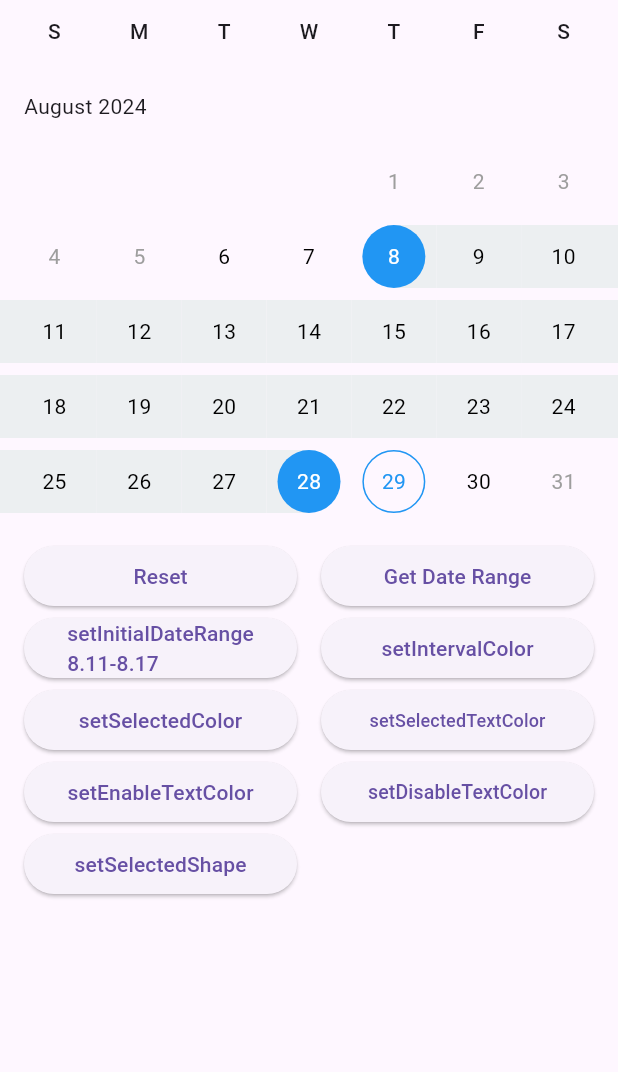
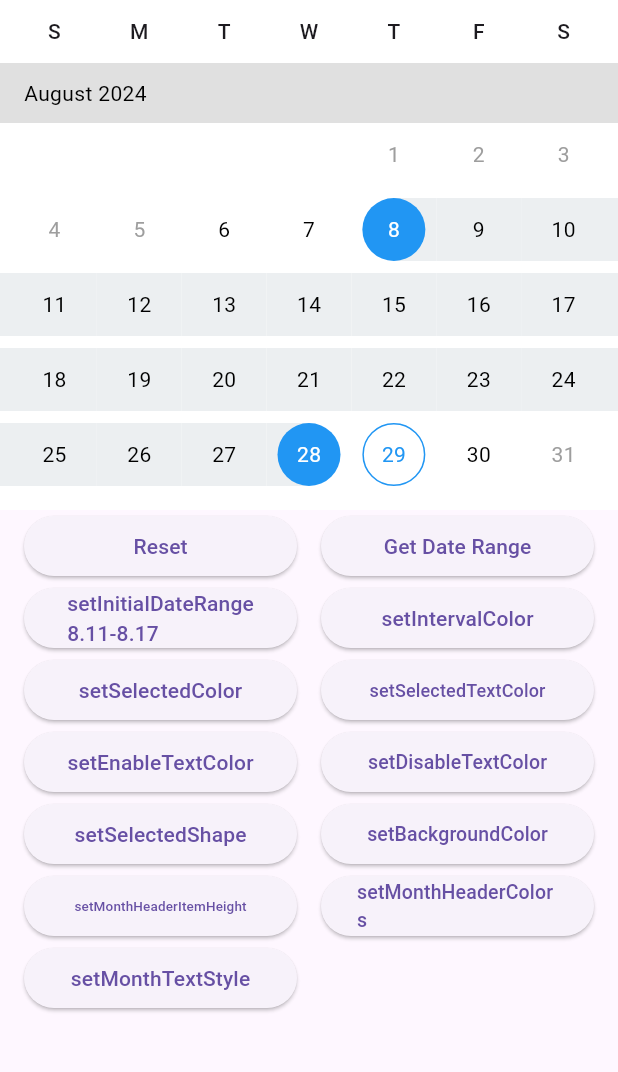
Before and after one commit to LiuDongCai/date_picker_pro, a Flutter app: the screen it shows after launch, on a phone screen of 412 x 824 dp, the part 84-1156 px from its top. Run offline on Flutter 3.47's test engine with Material 3 defaults, Android fonts, the phone set to English and light mode, and no system bars; our stand-ins replace fluttertoast.

Commit message:
Provide more custom style methods.

```diff
--- a/example/lib/main.dart
+++ b/example/lib/main.dart
@@ -29,7 +29,7 @@ class _MyAppState extends State<MyApp> {
           children: [
             SizedBox(
               width: double.infinity,
-              height: 360,
+              height: 340,
               child: DateRangePicker(
                 controller: dateRangePickerController,
                 initialDateRange: DateTimeRange(
@@ -44,6 +44,14 @@ class _MyAppState extends State<MyApp> {
                 enableTextColor: Colors.black,
                 disableTextColor: Colors.grey,
                 selectedShape: BoxShape.circle,
+                monthHeaderItemHeight: 40,
+                monthHeaderColor: Colors.grey.shade300,
+                backgroundColor: Colors.white,
+                monthTextStyle: const TextStyle(
+                  color: Colors.black,
+                  fontSize: 14,
+                  fontWeight: FontWeight.normal,
+                ),
                 onDateTimeRangeChanged: (DateTimeRange? dateTimeRange) {
                   debugPrint('$dateTimeRange');
                 },
@@ -191,6 +199,81 @@ class _MyAppState extends State<MyApp> {
                 ),
                 const SizedBox(width: 16),
                 Expanded(
+                  child: ElevatedButton(
+                    onPressed: () {
+                      dateRangePickerController
+                          ?.setBackgroundColor(Colors.amber);
+                      _toast('setBackgroundColor');
+                    },
+                    child: const Text(
+                      'setBackgroundColor',
+                      style: TextStyle(
+                        fontSize: 13,
+                      ),
+                    ),
+                  ),
+                ),
+                const SizedBox(width: 16),
+              ],
+            ),
+            Row(
+              children: [
+                const SizedBox(width: 16),
+                Expanded(
+                  child: ElevatedButton(
+                    onPressed: () {
+                      dateRangePickerController?.setMonthHeaderItemHeight(50);
+                      _toast('setMonthHeaderItemHeight');
+                    },
+                    child: const Text(
+                      'setMonthHeaderItemHeight',
+                      style: TextStyle(
+                        fontSize: 9,
+                      ),
+                    ),
+                  ),
+                ),
+                const SizedBox(width: 16),
+                Expanded(
+                  child: ElevatedButton(
+                    onPressed: () {
+                      dateRangePickerController
+                          ?.setMonthHeaderColor(Colors.amber.shade100);
+                      _toast('setMonthHeaderColor');
+                    },
+                    child: const Text(
+                      'setMonthHeaderColors',
+                      style: TextStyle(
+                        fontSize: 13,
+                      ),
+                    ),
+                  ),
+                ),
+                const SizedBox(width: 16),
+              ],
+            ),
+            Row(
+              children: [
+                const SizedBox(width: 16),
+                Expanded(
+                  child: ElevatedButton(
+                    onPressed: () {
+                      dateRangePickerController?.setMonthTextStyle(
+                        const TextStyle(
+                          color: Colors.red,
+                          fontSize: 20,
+                          fontWeight: FontWeight.w600,
+                        ),
+                      );
+                      _toast('setMonthTextStyle');
+                    },
+                    child: const Text(
+                      'setMonthTextStyle',
+                    ),
+                  ),
+                ),
+                const SizedBox(width: 16),
+                Expanded(
                   child: Container(),
                 ),
                 const SizedBox(width: 16),
--- a/lib/date_range_picker/date_range_picker.dart
+++ b/lib/date_range_picker/date_range_picker.dart
@@ -7,8 +7,6 @@ import 'package:date_picker_pro/date_range_picker/date_range_picker_controller.d
 
 const Duration _dialogSizeAnimationDuration = Duration(milliseconds: 200);
 const double _kMaxTextScaleFactor = 1.3;
-const double _monthItemHeaderHeight = 58.0;
-const double _monthItemFooterHeight = 12.0;
 const Duration _monthScrollDuration = Duration(milliseconds: 200);
 
 const double _monthItemRowHeight = 42.0;
@@ -93,6 +91,10 @@ class DateRangePicker extends StatefulWidget {
     this.selectedTextColor,
     this.enableTextColor,
     this.disableTextColor,
+    this.monthTextStyle,
+    this.monthHeaderItemHeight,
+    this.monthHeaderColor,
+    this.backgroundColor,
     this.controller,
     this.onDateTimeRangeChanged,
     this.selectedShape = BoxShape.circle,
@@ -118,6 +120,14 @@ class DateRangePicker extends StatefulWidget {
 
   final Color? disableTextColor;
 
+  final Color? monthHeaderColor;
+
+  final Color? backgroundColor;
+
+  final TextStyle? monthTextStyle;
+
+  final double? monthHeaderItemHeight;
+
   final DateRangePickerController? controller;
 
   final BoxShape selectedShape;
@@ -142,6 +152,10 @@ class DateRangePickerState extends State<DateRangePicker>
   Color? selectedTextColor;
   Color? enableTextColor;
   Color? disableTextColor;
+  Color? monthHeaderColor;
+  Color? backgroundColor;
+  TextStyle? monthTextStyle;
+  double? monthHeaderItemHeight;
   BoxShape selectedShape = BoxShape.circle;
 
   @override
@@ -154,6 +168,10 @@ class DateRangePickerState extends State<DateRangePicker>
     selectedTextColor = widget.selectedTextColor;
     enableTextColor = widget.enableTextColor;
     disableTextColor = widget.disableTextColor;
+    monthHeaderColor = widget.monthHeaderColor;
+    backgroundColor = widget.backgroundColor;
+    monthTextStyle = widget.monthTextStyle;
+    monthHeaderItemHeight = widget.monthHeaderItemHeight;
     selectedShape = widget.selectedShape;
   }
 
@@ -241,6 +259,34 @@ class DateRangePickerState extends State<DateRangePicker>
     });
   }
 
+  /// Set the Month Text Style
+  setMonthTextStyle(TextStyle style) {
+    setState(() {
+      monthTextStyle = style;
+    });
+  }
+
+  /// Set the Month Header Height
+  setMonthHeaderItemHeight(double height) {
+    setState(() {
+      monthHeaderItemHeight = height;
+    });
+  }
+
+  /// Set the Month Header Color
+  setMonthHeaderColor(Color color) {
+    setState(() {
+      monthHeaderColor = color;
+    });
+  }
+
+  /// Set the BackgroundColor
+  setBackgroundColor(Color color) {
+    setState(() {
+      backgroundColor = color;
+    });
+  }
+
   void _handleStartDateChanged(DateTime? date) {
     setState(() {
       _selectedStart.value = date;
@@ -299,6 +345,10 @@ class DateRangePickerState extends State<DateRangePicker>
       selectedTextColor: selectedTextColor,
       enableTextColor: enableTextColor,
       disableTextColor: disableTextColor,
+      monthHeaderColor: monthHeaderColor,
+      backgroundColor: backgroundColor,
+      monthTextStyle: monthTextStyle,
+      monthHeaderItemHeight: monthHeaderItemHeight,
       selectedShape: selectedShape,
       onStartDateChanged: _handleStartDateChanged,
       onEndDateChanged: _handleEndDateChanged,
@@ -353,6 +403,10 @@ class _CalendarRangePickerDialog extends StatelessWidget {
     required this.selectedTextColor,
     required this.enableTextColor,
     required this.disableTextColor,
+    required this.monthHeaderColor,
+    required this.backgroundColor,
+    required this.monthTextStyle,
+    required this.monthHeaderItemHeight,
     required this.selectedShape,
   });
 
@@ -368,21 +422,21 @@ class _CalendarRangePickerDialog extends StatelessWidget {
   final Color? selectedTextColor;
   final Color? enableTextColor;
   final Color? disableTextColor;
+  final Color? monthHeaderColor;
+  final Color? backgroundColor;
+  final TextStyle? monthTextStyle;
+  final double? monthHeaderItemHeight;
   final BoxShape selectedShape;
 
   @override
   Widget build(BuildContext context) {
-    final DatePickerThemeData themeData = DatePickerTheme.of(context);
-    final DatePickerThemeData defaults = DatePickerTheme.defaults(context);
-    final Color? dialogBackground = themeData.rangePickerBackgroundColor ??
-        defaults.rangePickerBackgroundColor;
-
     return SafeArea(
       top: false,
       left: false,
       right: false,
+      bottom: false,
       child: Scaffold(
-        backgroundColor: dialogBackground,
+        backgroundColor: backgroundColor ?? Colors.white,
         body: _CalendarDateRangePicker(
           initialStartDate: selectedStartDate,
           initialEndDate: selectedEndDate,
@@ -396,6 +450,9 @@ class _CalendarRangePickerDialog extends StatelessWidget {
           selectedTextColor: selectedTextColor,
           enableTextColor: enableTextColor,
           disableTextColor: disableTextColor,
+          monthHeaderColor: monthHeaderColor,
+          monthTextStyle: monthTextStyle,
+          monthHeaderItemHeight: monthHeaderItemHeight,
           selectedShape: selectedShape,
         ),
       ),
@@ -417,6 +474,9 @@ class _CalendarDateRangePicker extends StatefulWidget {
     Color? selectedTextColor,
     Color? enableTextColor,
     Color? disableTextColor,
+    Color? monthHeaderColor,
+    TextStyle? monthTextStyle,
+    double? monthHeaderItemHeight,
     required this.selectedShape,
   })  : initialStartDate = initialStartDate != null
             ? DateUtils.dateOnly(initialStartDate)
@@ -430,7 +490,15 @@ class _CalendarDateRangePicker extends StatefulWidget {
         selectedColor = selectedColor ?? Colors.blue,
         selectedTextColor = selectedTextColor ?? Colors.white,
         enableTextColor = enableTextColor ?? Colors.black,
-        disableTextColor = disableTextColor ?? Colors.grey {
+        disableTextColor = disableTextColor ?? Colors.grey,
+        monthHeaderColor = monthHeaderColor ?? Colors.blue.shade50,
+        monthTextStyle = monthTextStyle ??
+            const TextStyle(
+              fontSize: 18,
+              fontWeight: FontWeight.w600,
+              color: Colors.black,
+            ),
+        monthHeaderItemHeight = monthHeaderItemHeight ?? 40 {
     assert(
       this.initialStartDate == null ||
           this.initialEndDate == null ||
@@ -467,6 +535,12 @@ class _CalendarDateRangePicker extends StatefulWidget {
 
   final Color disableTextColor;
 
+  final Color monthHeaderColor;
+
+  final TextStyle monthTextStyle;
+
+  final double monthHeaderItemHeight;
+
   final BoxShape selectedShape;
 
   @override
@@ -498,6 +572,16 @@ class _CalendarDateRangePickerState extends State<_CalendarDateRangePicker> {
     }
 
     _showWeekBottomDivider = _initialMonthIndex != 0;
+
+    WidgetsBinding.instance.addPostFrameCallback((_) {
+      _scrollToBottom();
+    });
+  }
+
+  void _scrollToBottom() {
+    if (_controller.hasClients) {
+      _controller.jumpTo(_controller.position.maxScrollExtent);
+    }
   }
 
   @override
@@ -589,13 +673,16 @@ class _CalendarDateRangePickerState extends State<_CalendarDateRangePicker> {
       selectedTextColor: widget.selectedTextColor,
       enableTextColor: widget.enableTextColor,
       disableTextColor: widget.disableTextColor,
+      monthTextStyle: widget.monthTextStyle,
+      monthHeaderColor: widget.monthHeaderColor,
+      monthHeaderItemHeight: widget.monthHeaderItemHeight,
       selectedShape: widget.selectedShape,
     );
   }
 
   @override
   Widget build(BuildContext context) {
-    const Key sliverAfterKey = Key('sliverAfterKey');
+    // const Key sliverAfterKey = Key('sliverAfterKey');
     return Column(
       children: <Widget>[
         const _DayHeaders(),
@@ -611,7 +698,7 @@ class _CalendarDateRangePickerState extends State<_CalendarDateRangePicker> {
               child: CustomScrollView(
                 key: _scrollViewKey,
                 controller: _controller,
-                center: sliverAfterKey,
+                // center: sliverAfterKey,
                 slivers: <Widget>[
                   SliverList(
                     delegate: SliverChildBuilderDelegate(
@@ -621,7 +708,7 @@ class _CalendarDateRangePickerState extends State<_CalendarDateRangePicker> {
                     ),
                   ),
                   SliverList(
-                    key: sliverAfterKey,
+                    // key: sliverAfterKey,
                     delegate: SliverChildBuilderDelegate(
                       (BuildContext context, int index) =>
                           _buildMonthItem(context, index, false),
@@ -660,6 +747,9 @@ class _MonthItem extends StatefulWidget {
     required this.selectedTextColor,
     required this.enableTextColor,
     required this.disableTextColor,
+    required this.monthTextStyle,
+    required this.monthHeaderColor,
+    required this.monthHeaderItemHeight,
     required this.selectedShape,
   })  : assert(!firstDate.isAfter(lastDate)),
         assert(selectedDateStart == null ||
@@ -695,6 +785,12 @@ class _MonthItem extends StatefulWidget {
   final Color enableTextColor;
 
   final Color disableTextColor;
+
+  final Color monthHeaderColor;
+
+  final TextStyle monthTextStyle;
+
+  final double monthHeaderItemHeight;
 
   final BoxShape selectedShape;
 
@@ -810,8 +906,6 @@ class _MonthItemState extends State<_MonthItem> {
 
   @override
   Widget build(BuildContext context) {
-    final ThemeData themeData = Theme.of(context);
-    final TextTheme textTheme = themeData.textTheme;
     final MaterialLocalizations localizations =
         MaterialLocalizations.of(context);
     final int year = widget.displayedMonth.year;
@@ -886,17 +980,18 @@ class _MonthItemState extends State<_MonthItem> {
             ? _maxCalendarWidthLandscape
             : _maxCalendarWidthPortrait;
     return Column(
+      mainAxisSize: MainAxisSize.min,
       children: <Widget>[
         Container(
+          color: widget.monthHeaderColor,
           constraints: BoxConstraints(maxWidth: maxWidth),
-          height: _monthItemHeaderHeight,
+          height: widget.monthHeaderItemHeight,
           padding: const EdgeInsets.symmetric(horizontal: 16),
           alignment: AlignmentDirectional.centerStart,
           child: ExcludeSemantics(
             child: Text(
               localizations.formatMonthYear(widget.displayedMonth),
-              style: textTheme.bodyMedium!
-                  .apply(color: themeData.colorScheme.onSurface),
+              style: widget.monthTextStyle,
             ),
           ),
         ),
@@ -906,6 +1001,7 @@ class _MonthItemState extends State<_MonthItem> {
             maxHeight: gridHeight,
           ),
           child: GridView.custom(
+            padding: EdgeInsets.zero,
             physics: const NeverScrollableScrollPhysics(),
             gridDelegate: _monthItemGridDelegate,
             childrenDelegate: SliverChildListDelegate(
@@ -914,7 +1010,6 @@ class _MonthItemState extends State<_MonthItem> {
             ),
           ),
         ),
-        const SizedBox(height: _monthItemFooterHeight),
       ],
     );
   }
--- a/lib/date_range_picker/date_range_picker_controller.dart
+++ b/lib/date_range_picker/date_range_picker_controller.dart
@@ -53,4 +53,24 @@ class DateRangePickerController {
   setSelectedShape(BoxShape shape) {
     _state?.setSelectedShape(shape);
   }
+
+  /// Set the Month Text Style
+  setMonthTextStyle(TextStyle style) {
+    _state?.setMonthTextStyle(style);
+  }
+
+  /// Set the Month Header Height
+  setMonthHeaderItemHeight(double height) {
+    _state?.setMonthHeaderItemHeight(height);
+  }
+
+  /// Set the Month Header Color
+  setMonthHeaderColor(Color color) {
+    _state?.setMonthHeaderColor(color);
+  }
+
+  /// Set the BackgroundColor
+  setBackgroundColor(Color color) {
+    _state?.setBackgroundColor(color);
+  }
 }
--- a/pubspec.yaml
+++ b/pubspec.yaml
@@ -1,6 +1,6 @@
 name: date_picker_pro
 description: date_picker_pro,Provide date range select,More will be provided in the future
-version: 0.0.2
+version: 0.0.3
 homepage: https://github.com/LiuDongCai/date_picker_pro
 
 environment:
```
Also changed, not shown: 3 other files.
